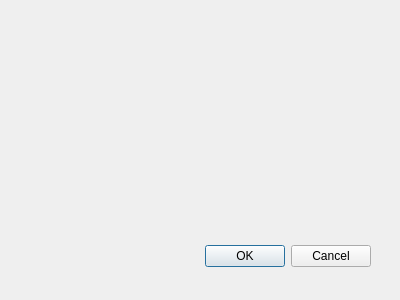
Qt form widgets/editor/EditorTools/Settings/listsettings.ui (taliyos/DialogueCreatorForGames) before a commit.
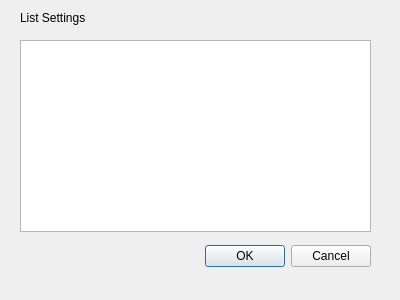
The same form after that commit.

Commit message: Added to list settings

Diff of the .ui file:
```diff
--- a/widgets/editor/EditorTools/Settings/listsettings.ui
+++ b/widgets/editor/EditorTools/Settings/listsettings.ui
@@ -29,6 +29,29 @@
     <set>QDialogButtonBox::Cancel|QDialogButtonBox::Ok</set>
    </property>
   </widget>
+  <widget class="QLabel" name="label">
+   <property name="geometry">
+    <rect>
+     <x>20</x>
+     <y>10</y>
+     <width>81</width>
+     <height>16</height>
+    </rect>
+   </property>
+   <property name="text">
+    <string>List Settings</string>
+   </property>
+  </widget>
+  <widget class="QListView" name="listView">
+   <property name="geometry">
+    <rect>
+     <x>20</x>
+     <y>40</y>
+     <width>351</width>
+     <height>192</height>
+    </rect>
+   </property>
+  </widget>
  </widget>
  <resources/>
  <connections>
```
The commit also changes 2 other files.
